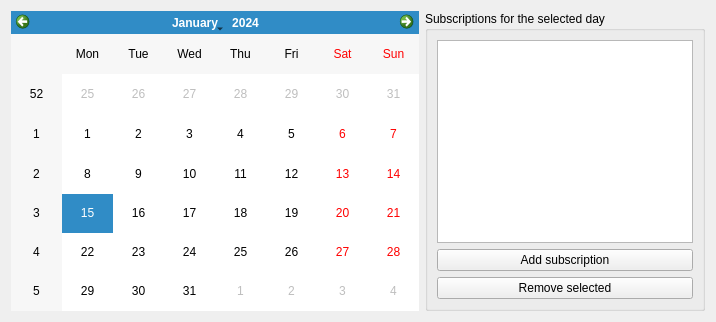
Old version of the form KCPlugins/Housing/meal.ui in the repository louvainlinux/KapCompta.
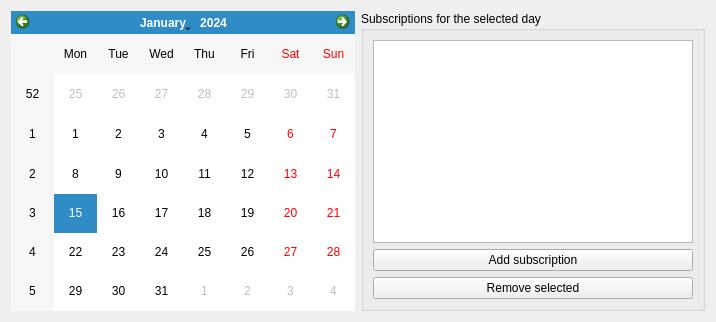
New version of the form. Custom widgets are drawn as their Qt base class.

Patch:
```diff
--- a/KCPlugins/Housing/meal.ui
+++ b/KCPlugins/Housing/meal.ui
@@ -16,7 +16,7 @@
   <property name="autoFillBackground">
    <bool>false</bool>
   </property>
-  <layout class="QHBoxLayout" name="horizontalLayout" stretch="5,0">
+  <layout class="QHBoxLayout" name="horizontalLayout" stretch="1,1">
    <item>
     <widget class="MealCalendar" name="calendarWidget"/>
    </item>
```
